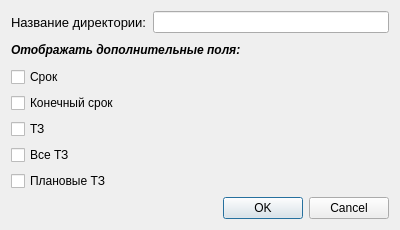
ShiragG/TaskManager, file ui_dir.ui: the form before one commit.
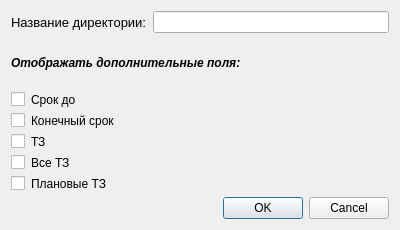
The form after the commit. Icons and pictures are not drawn.

```diff
--- a/ui_dir.ui
+++ b/ui_dir.ui
@@ -29,6 +29,11 @@
    <iconset resource="resources.qrc">
     <normaloff>:/icons/src/icons/ico/light/paw.ico</normaloff>:/icons/src/icons/ico/light/paw.ico</iconset>
   </property>
+  <property name="styleSheet">
+   <string notr="true">*{
+border-width: 1px;
+}</string>
+  </property>
   <layout class="QVBoxLayout" name="verticalLayout_2">
    <item>
     <layout class="QHBoxLayout" name="horizontalLayout">
@@ -74,7 +79,7 @@
      <item>
       <widget class="QCheckBox" name="period">
        <property name="text">
-        <string>Срок</string>
+        <string>Срок до</string>
        </property>
       </widget>
      </item>
```
